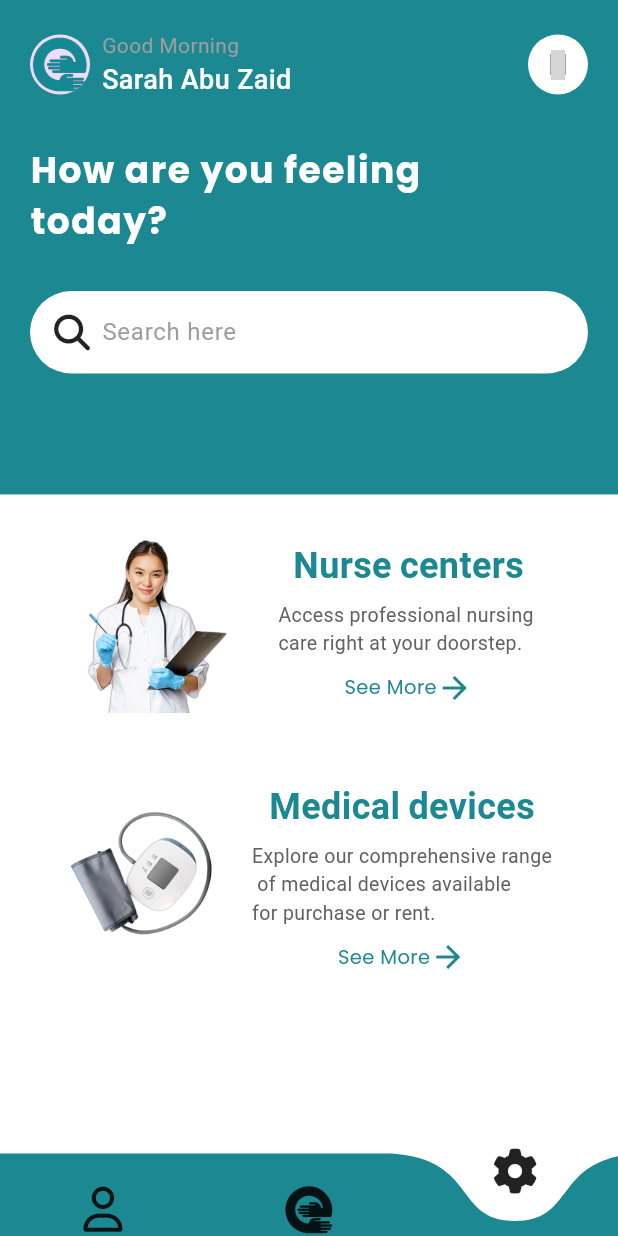
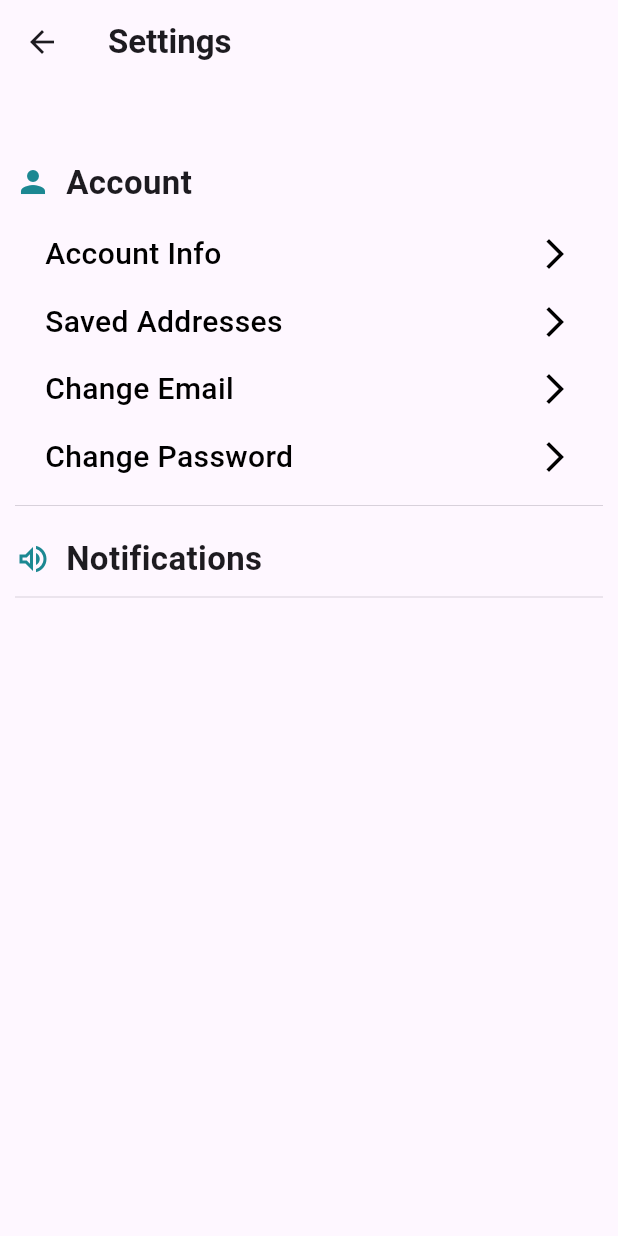
Before and after one commit to QutaibaQusai/heartful-care, a Flutter app: the Home screen opened directly, item 3 of the bottom bar chosen, on a phone screen of 412 x 824 dp. Run offline on Flutter 3.47's test engine with Material 2 defaults, Android fonts, the light colour scheme and no system bars; drawn by our look-alikes of curved_navigation_bar; our stand-ins replace font_awesome_flutter, google_fonts, iconsax; grey boxes are pictures that could not be loaded.

Commit message:
account page

```diff
--- /dev/null
+++ b/lib/Settings/First_page.dart
@@ -0,0 +1,89 @@
+import 'package:flutter/material.dart';
+
+class SettingFirstPage extends StatefulWidget {
+  const SettingFirstPage({super.key});
+
+  @override
+  State<SettingFirstPage> createState() => _SettingFirstPage();
+}
+
+class _SettingFirstPage extends State<SettingFirstPage> {
+  @override
+  Widget build(BuildContext context) {
+    return Scaffold(
+      appBar: AppBar(
+          title: Text(
+        'Settings',
+        style: TextStyle(fontWeight: FontWeight.bold),
+      )),
+      body: Container(
+        padding: const EdgeInsets.all(10),
+        child: ListView(
+          children: [
+            SizedBox(height: 40),
+            Row(
+              children: [
+                Icon(
+                  Icons.person,
+                  color: Color(0xFF1C8892),
+                ),
+                SizedBox(width: 10),
+                Text(
+                  "Account",
+                  style: TextStyle(fontSize: 22, fontWeight: FontWeight.bold),
+                )
+              ],
+            ),
+            // Divider(height: 20, thickness: 1),
+            SizedBox(height: 10),
+            buildAccountOption(context, "Account Info"),
+            buildAccountOption(context, "Saved Addresses"),
+            buildAccountOption(context, "Change Email"),
+            buildAccountOption(context, "Change Password"),
+            Divider(height: 20, thickness: 0.5),
+            SizedBox(height: 10),
+            Row(
+              children: [
+                Icon(
+                  Icons.volume_up_outlined,
+                  color: Color(0xFF1C8892),
+                ),
+                SizedBox(width: 10),
+                Text(
+                  "Notifications",
+                  style: TextStyle(fontSize: 22, fontWeight: FontWeight.bold),
+                )
+              ],
+            ),
+            Divider(height: 20, thickness: 0.5),
+            SizedBox(height: 10),
+          ],
+        ),
+      ),
+    );
+  }
+}
+
+GestureDetector buildAccountOption(BuildContext context, String title) {
+  return GestureDetector(
+    onTap: () {},
+    child: Padding(
+      padding: const EdgeInsets.symmetric(vertical: 8, horizontal: 20),
+      child: Row(
+        mainAxisAlignment: MainAxisAlignment.spaceBetween,
+        children: [
+          Text(
+            title,
+            style: TextStyle(
+              fontSize: 20,
+              fontWeight: FontWeight.w500,
+              //fontFamily: GoogleFonts.poppins().fontFamily,
+              color: Colors.black,
+            ),
+          ),
+          Icon(Icons.arrow_forward_ios, color: Colors.black),
+        ],
+      ),
+    ),
+  );
+}
--- a/lib/intro_pageOne.dart
+++ b/lib/intro_pageOne.dart
@@ -78,8 +78,8 @@ class _IntroPage extends State<IntroPage> {
                         children: [
                           Image.asset(
                             contents[i].image,
-                            width: MediaQuery.of(context).size.width,
-                            height: MediaQuery.of(context).size.height / 1.7,
+                            //width: MediaQuery.of(context).size.width,
+                            //height: MediaQuery.of(context).size.height / 2.1,
                           ),
                           Align(
                             alignment: Alignment.topRight,
--- a/lib/screens/forgot_password_screen.dart
+++ b/lib/screens/forgot_password_screen.dart
@@ -8,9 +8,7 @@ class ForgotPasswordScreen extends StatelessWidget {
   @override
   Widget build(BuildContext context) {
     return Scaffold(
-      appBar: AppBar(
-          //title: Text('Forgot Password'),
-          ),
+      appBar: AppBar(),
       backgroundColor: Colors.white,
       body: SingleChildScrollView(
         child: SafeArea(
--- a/pubspec.yaml
+++ b/pubspec.yaml
@@ -30,6 +30,9 @@ environment:
 dependencies:
   flutter:
     sdk: flutter
+  image_picker: ^1.0.4
+
+
 
 
   # The following adds the Cupertino Icons font to your application.
```
Also changed, not shown: lib/Home.dart (+13 -1 lines), lib/Profile/account.dart (added, +202 -0 lines), pubspec.lock, 5 other files.
